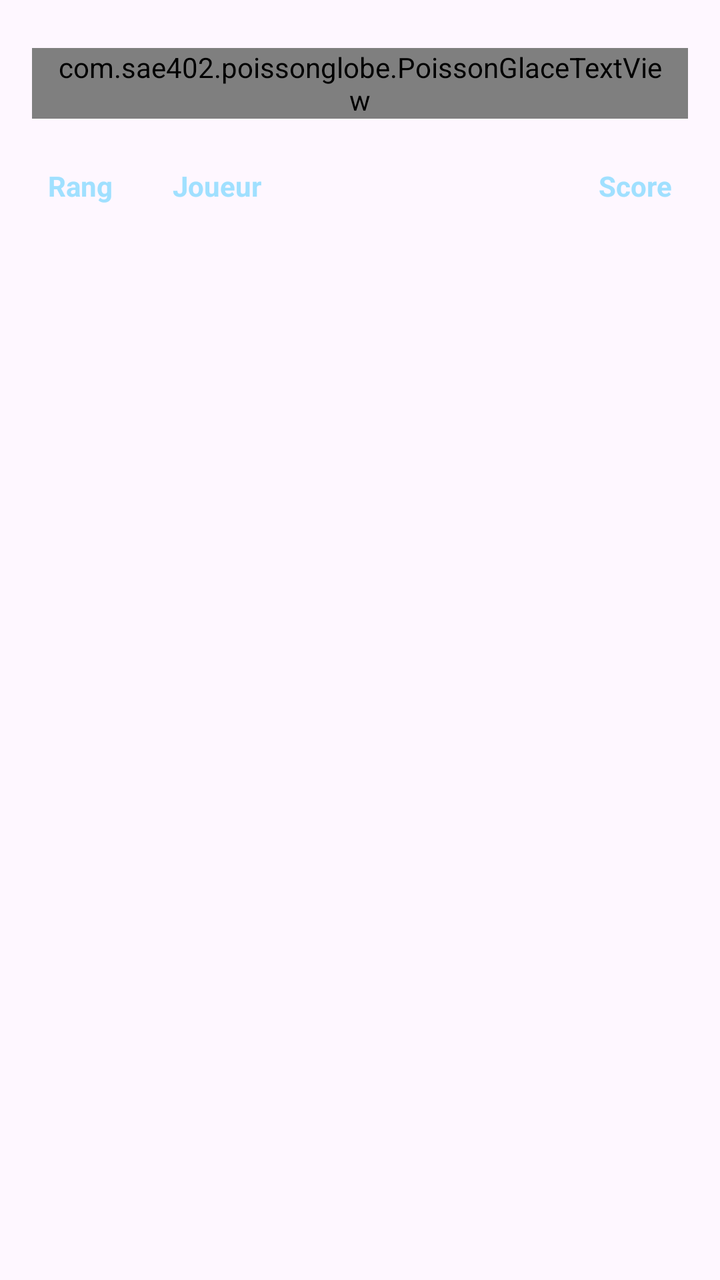
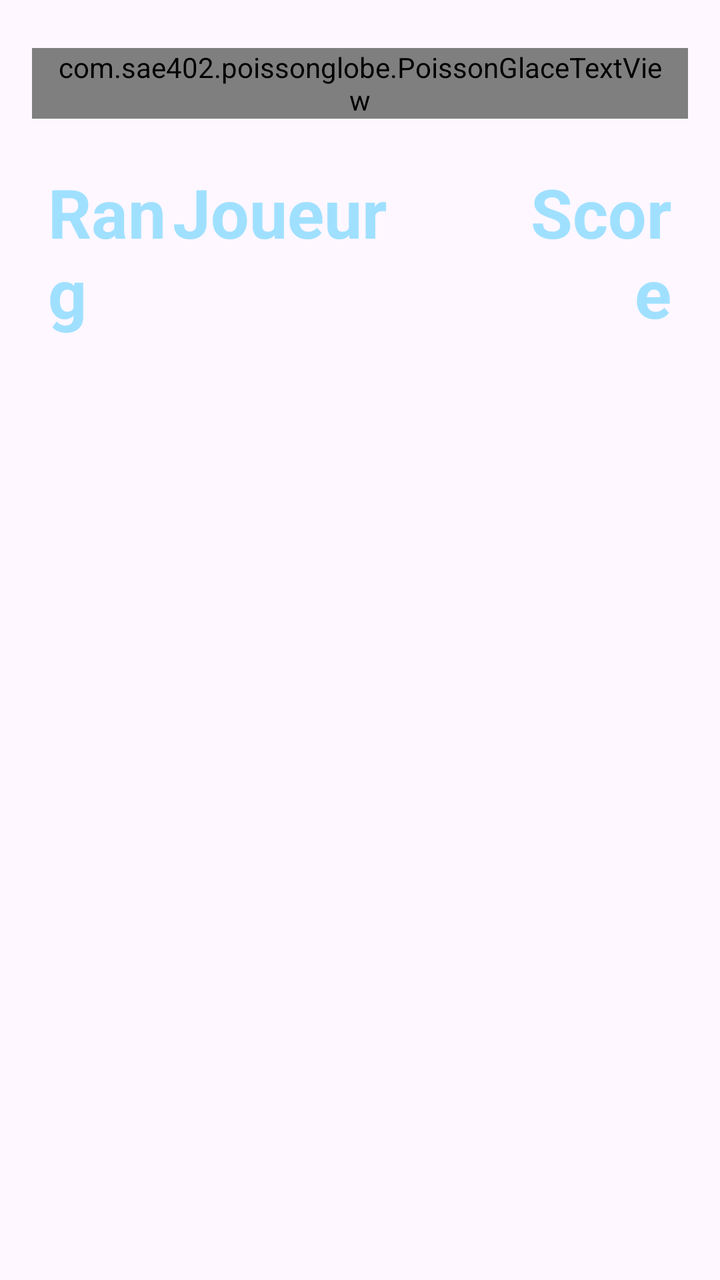

Screens rendered from an Android XML layout before and after an edit, with the pre-edit source and the edit as a unified diff.
<!-- AndroidManifest.xml: application theme Theme.MyApplication -->
<!-- res/layout/fragment_classement.xml -->
<?xml version="1.0" encoding="utf-8"?>
<LinearLayout
    xmlns:android="http://schemas.android.com/apk/res/android"
    android:layout_width="match_parent"
    android:layout_height="match_parent"
    android:orientation="vertical"
    android:padding="16dp"
    android:gravity="center_horizontal">

    <com.sae402.poissonglobe.PoissonGlaceTextView
        android:id="@+id/titreClassement"
        android:layout_width="wrap_content"
        android:layout_height="wrap_content"
        android:layout_marginTop="8dp"
        android:layout_marginBottom="24dp"
        android:fontFamily="@font/cherry_bomb"
        android:text="CLASSEMENT"
        android:textColor="#FFD700"
        android:textSize="26sp"
        android:textStyle="bold"
        android:paddingHorizontal="10dp" />

    <LinearLayout
        android:layout_width="match_parent"
        android:layout_height="wrap_content"
        android:orientation="horizontal"
        android:weightSum="3"
        android:layout_marginBottom="12dp"
        android:paddingHorizontal="8dp">
        <TextView android:layout_width="0dp" android:layout_height="wrap_content" android:layout_weight="0.6" android:text="Rang" android:textColor="#A0E0FF" android:textStyle="bold" />
        <TextView android:layout_width="0dp" android:layout_height="wrap_content" android:layout_weight="1.6" android:text="Joueur" android:textColor="#A0E0FF" android:textStyle="bold" />
        <TextView android:layout_width="0dp" android:layout_height="wrap_content" android:layout_weight="0.8" android:gravity="end" android:text="Score" android:textColor="#A0E0FF" android:textStyle="bold" />
    </LinearLayout>

    <androidx.recyclerview.widget.RecyclerView
        android:id="@+id/rvClassement"
        android:layout_width="match_parent"
        android:layout_height="match_parent"
        android:scrollbars="vertical" />

</LinearLayout>
<!-- resources referenced by this layout -->
<resources>
  <style name="Theme.MyApplication" parent="Base.Theme.MyApplication" />
  <style name="Base.Theme.MyApplication" parent="Theme.Material3.DayNight.NoActionBar">
          
          
      </style>
</resources>

<!-- the commit's change to res/layout/fragment_classement.xml (unified diff, before → after) -->
@@ -14,11 +14,11 @@
         android:layout_marginTop="8dp"
         android:layout_marginBottom="24dp"
         android:fontFamily="@font/cherry_bomb"
+        android:paddingHorizontal="10dp"
         android:text="CLASSEMENT"
         android:textColor="#FFD700"
-        android:textSize="26sp"
-        android:textStyle="bold"
-        android:paddingHorizontal="10dp" />
+        android:textSize="55sp"
+        android:textStyle="bold" />
 
     <LinearLayout
         android:layout_width="match_parent"
@@ -27,9 +27,34 @@
         android:weightSum="3"
         android:layout_marginBottom="12dp"
         android:paddingHorizontal="8dp">
-        <TextView android:layout_width="0dp" android:layout_height="wrap_content" android:layout_weight="0.6" android:text="Rang" android:textColor="#A0E0FF" android:textStyle="bold" />
-        <TextView android:layout_width="0dp" android:layout_height="wrap_content" android:layout_weight="1.6" android:text="Joueur" android:textColor="#A0E0FF" android:textStyle="bold" />
-        <TextView android:layout_width="0dp" android:layout_height="wrap_content" android:layout_weight="0.8" android:gravity="end" android:text="Score" android:textColor="#A0E0FF" android:textStyle="bold" />
+
+        <TextView
+            android:layout_width="0dp"
+            android:layout_height="wrap_content"
+            android:layout_weight="0.6"
+            android:text="Rang"
+            android:textColor="#A0E0FF"
+            android:textSize="34sp"
+            android:textStyle="bold" />
+
+        <TextView
+            android:layout_width="0dp"
+            android:layout_height="wrap_content"
+            android:layout_weight="1.6"
+            android:text="Joueur"
+            android:textColor="#A0E0FF"
+            android:textSize="34sp"
+            android:textStyle="bold" />
+
+        <TextView
+            android:layout_width="0dp"
+            android:layout_height="wrap_content"
+            android:layout_weight="0.8"
+            android:gravity="end"
+            android:text="Score"
+            android:textColor="#A0E0FF"
+            android:textSize="34sp"
+            android:textStyle="bold" />
     </LinearLayout>
 
     <androidx.recyclerview.widget.RecyclerView
